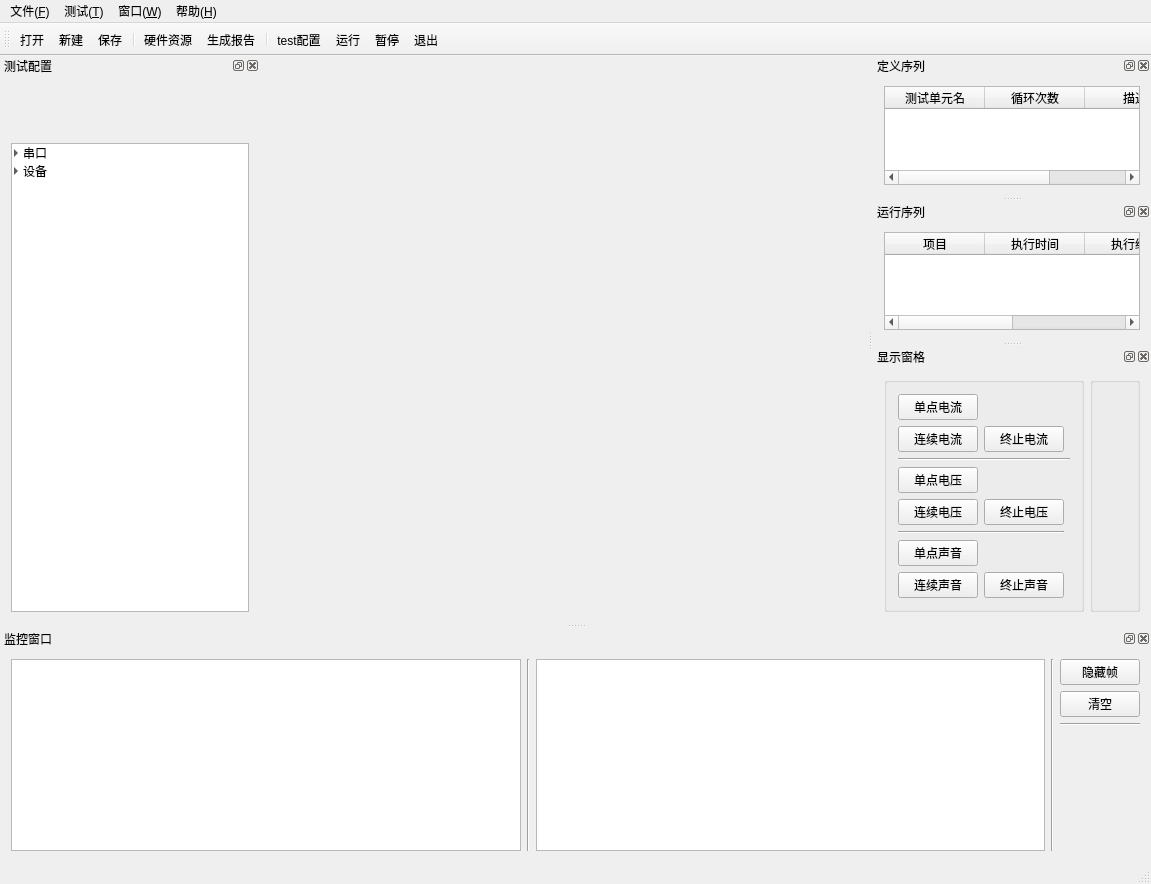
The window that mainwindow.ui (RoadRover-AutoTest/QtDemo) describes before a commit, drawn with Qt 5.
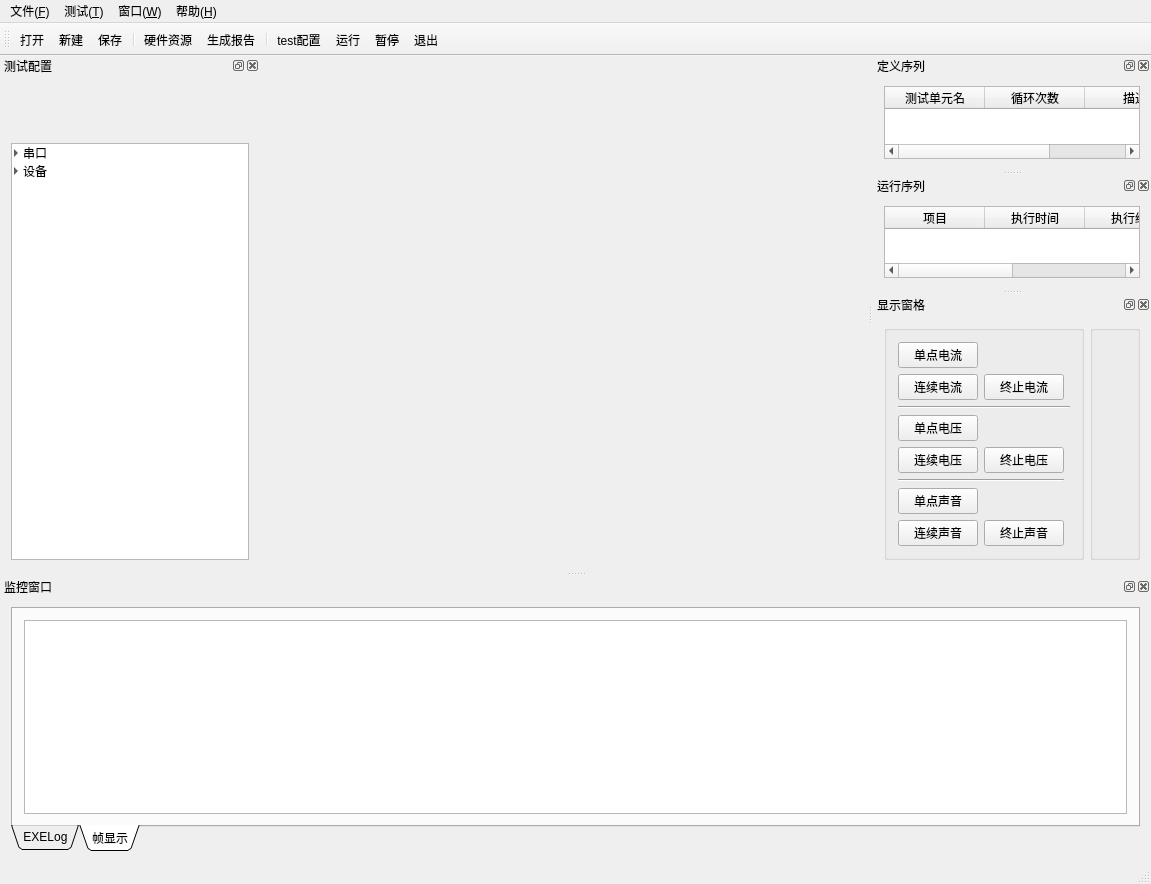
The same window after the commit. The open tabs and pages were chosen to show the change. Icons and pictures are not drawn. Custom widgets are drawn as their Qt base class.

```diff
--- a/mainwindow.ui
+++ b/mainwindow.ui
@@ -281,18 +281,24 @@
     <number>8</number>
    </attribute>
    <widget class="QWidget" name="dockWidgetContents_2">
+    <layout class="QGridLayout" name="gridLayout_8">
+     <item row="0" column="0">
+      <widget class="QTabWidget" name="tabWidget">
+       <property name="tabPosition">
+        <enum>QTabWidget::South</enum>
+       </property>
+       <property name="tabShape">
+        <enum>QTabWidget::Triangular</enum>
+       </property>
+       <property name="currentIndex">
+        <number>0</number>
+       </property>
+       <widget class="QWidget" name="tab">
+        <attribute name="title">
+         <string>EXELog</string>
+        </attribute>
     <layout class="QGridLayout" name="gridLayout_3">
-     <item row="0" column="4">
-      <widget class="QPushButton" name="pushButtonhide">
-       <property name="text">
-        <string>隐藏帧</string>
-       </property>
-       <property name="checkable">
-        <bool>true</bool>
-       </property>
-      </widget>
-     </item>
-     <item row="0" column="0" rowspan="4">
+         <item row="0" column="0">
       <widget class="QTextBrowser" name="textBrowser_EXEShow">
        <property name="styleSheet">
         <string notr="true">font: 10pt &quot;Andalus&quot;;</string>
@@ -309,50 +315,20 @@
        </property>
       </widget>
      </item>
-     <item row="0" column="3" rowspan="4">
-      <widget class="Line" name="line_4">
-       <property name="orientation">
-        <enum>Qt::Vertical</enum>
-       </property>
-      </widget>
-     </item>
-     <item row="0" column="2" rowspan="4">
+        </layout>
+       </widget>
+       <widget class="QWidget" name="tab_2">
+        <attribute name="title">
+         <string>帧显示</string>
+        </attribute>
+        <layout class="QGridLayout" name="gridLayout_5">
+         <item row="0" column="0">
       <widget class="QTextBrowser" name="textBrowser_mShow"/>
      </item>
-     <item row="1" column="4">
-      <widget class="QPushButton" name="pushButton">
-       <property name="text">
-        <string>清空</string>
-       </property>
-      </widget>
-     </item>
-     <item row="0" column="1" rowspan="4">
-      <widget class="Line" name="line_3">
-       <property name="orientation">
-        <enum>Qt::Vertical</enum>
-       </property>
+        </layout>
+       </widget>
       </widget>
      </item>
-     <item row="2" column="4">
-      <widget class="Line" name="line">
-       <property name="orientation">
-        <enum>Qt::Horizontal</enum>
-       </property>
-      </widget>
-     </item>
-     <item row="3" column="4">
-      <spacer name="verticalSpacer_2">
-       <property name="orientation">
-        <enum>Qt::Vertical</enum>
-       </property>
-       <property name="sizeHint" stdset="0">
-        <size>
-         <width>20</width>
-         <height>0</height>
-        </size>
-       </property>
-      </spacer>
-     </item>
     </layout>
    </widget>
   </widget>
```
Left out of the diff: 32 changed lines with no effect on the pictures. Lines whose indentation alone changed are shown as unchanged.
